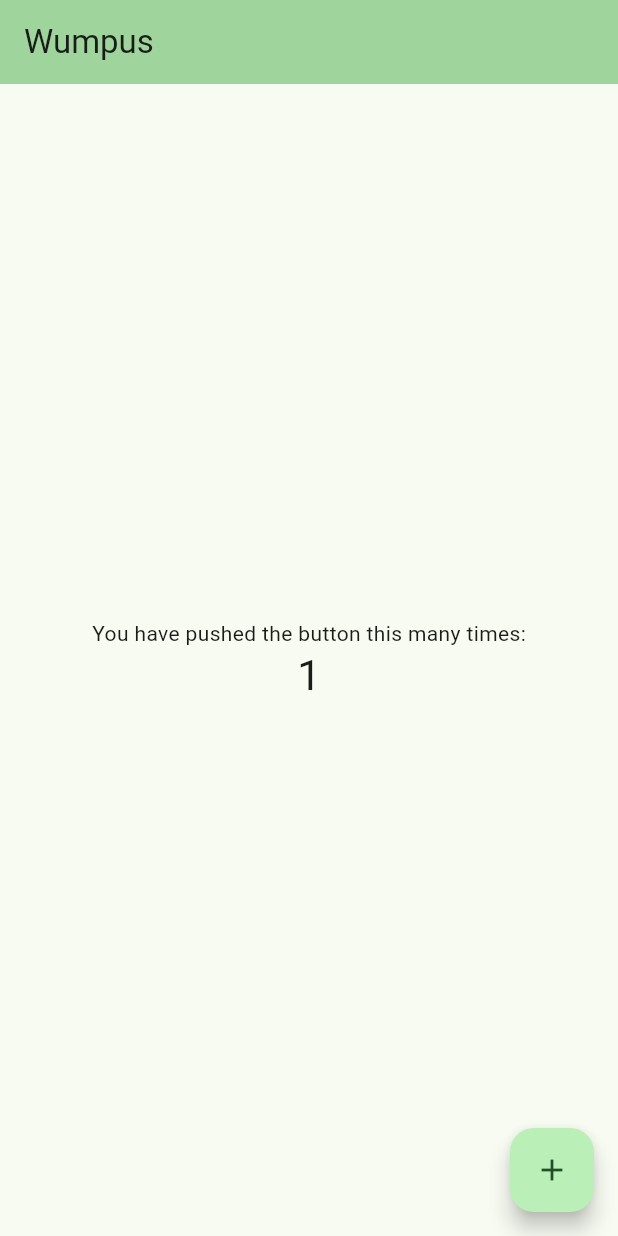
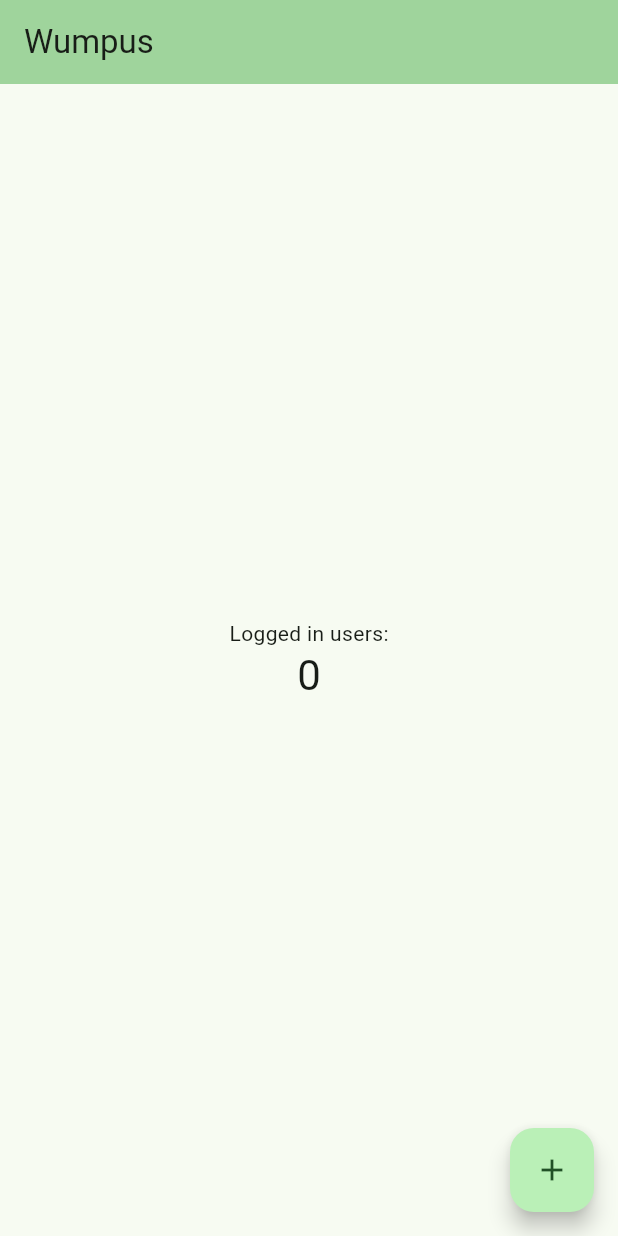
Before and after one commit to jevanlingen/wumpus-framboos, a Flutter app: the screen it shows after launch, after a tap on the "add" icon, on a phone screen of 412 x 824 dp. Run offline on Flutter 3.47's test engine with Material 3 defaults, Android fonts, the phone set to English and light mode, and no system bars; network calls fail.

Commit message:
get users

```diff
--- /dev/null
+++ b/frontend/lib/data/models/user.dart
@@ -0,0 +1,33 @@
+import 'dart:convert';
+
+class User {
+    final int id;
+    final String name;
+    final String password;
+    final bool admin;
+
+    User({
+        required this.id,
+        required this.name,
+        required this.password,
+        required this.admin,
+    });
+
+    factory User.fromRawJson(String str) => User.fromJson(json.decode(str));
+
+    String toRawJson() => json.encode(toJson());
+
+    factory User.fromJson(Map<String, dynamic> json) => User(
+        id: json["id"],
+        name: json["name"],
+        password: json["password"],
+        admin: json["admin"],
+    );
+
+    Map<String, dynamic> toJson() => {
+        "id": id,
+        "name": name,
+        "password": password,
+        "admin": admin,
+    };
+}
--- /dev/null
+++ b/frontend/lib/data/provider/user_api.dart
@@ -0,0 +1,24 @@
+import 'dart:convert';
+import 'package:frontend/data/models/user.dart';
+import 'package:http/http.dart' as http;
+
+class UserApi {
+  Future<List<User>?> getAllUsers() async {
+    var client = http.Client();
+    var baseUri = 'http://localhost:8080';
+    var uri = Uri.parse('$baseUri/users');
+    var basicAuth = toBase64('admin:8MumblingRastusNominee2');
+    var response =
+        await client.get(uri, headers: {'Authorization': 'Basic $basicAuth'});
+
+    if (response.statusCode == 200) {
+      List<dynamic> userList = jsonDecode(const Utf8Decoder().convert(response.bodyBytes));
+      return userList.map((e) => User.fromJson(e)).toList();
+    }
+    return null;
+  }
+
+  String toBase64(String s) {
+    return base64Encode(utf8.encode(s));
+  }
+}
--- a/frontend/lib/main.dart
+++ b/frontend/lib/main.dart
@@ -1,4 +1,7 @@
 import 'package:flutter/material.dart';
+import 'package:frontend/data/provider/user_api.dart';
+
+import 'data/models/user.dart';
 
 void main() {
   runApp(const MyApp());
@@ -56,6 +59,7 @@
 
 class _MyHomePageState extends State<MyHomePage> {
   int _counter = 0;
+  List<User> _users = [];
 
   void _incrementCounter() {
     setState(() {
@@ -65,6 +69,7 @@
       // _counter without calling setState(), then the build method would not be
       // called again, and so nothing would appear to happen.
       _counter++;
+      _users = UserApi().getAllUsers();
     });
   }
 
@@ -106,7 +111,7 @@
           mainAxisAlignment: MainAxisAlignment.center,
           children: <Widget>[
             const Text(
-              'You have pushed the button this many times:',
+              'Logged in users:',
             ),
             Text(
               '$_counter',
--- a/frontend/pubspec.yaml
+++ b/frontend/pubspec.yaml
@@ -35,6 +35,8 @@
   # The following adds the Cupertino Icons font to your application.
   # Use with the CupertinoIcons class for iOS style icons.
   cupertino_icons: ^1.0.2
+  http: ^1.1.0
+  crypto: ^3.0.3
 
 dev_dependencies:
   flutter_test:
```
Also changed, not shown: frontend/pubspec.lock, 2 other files.
